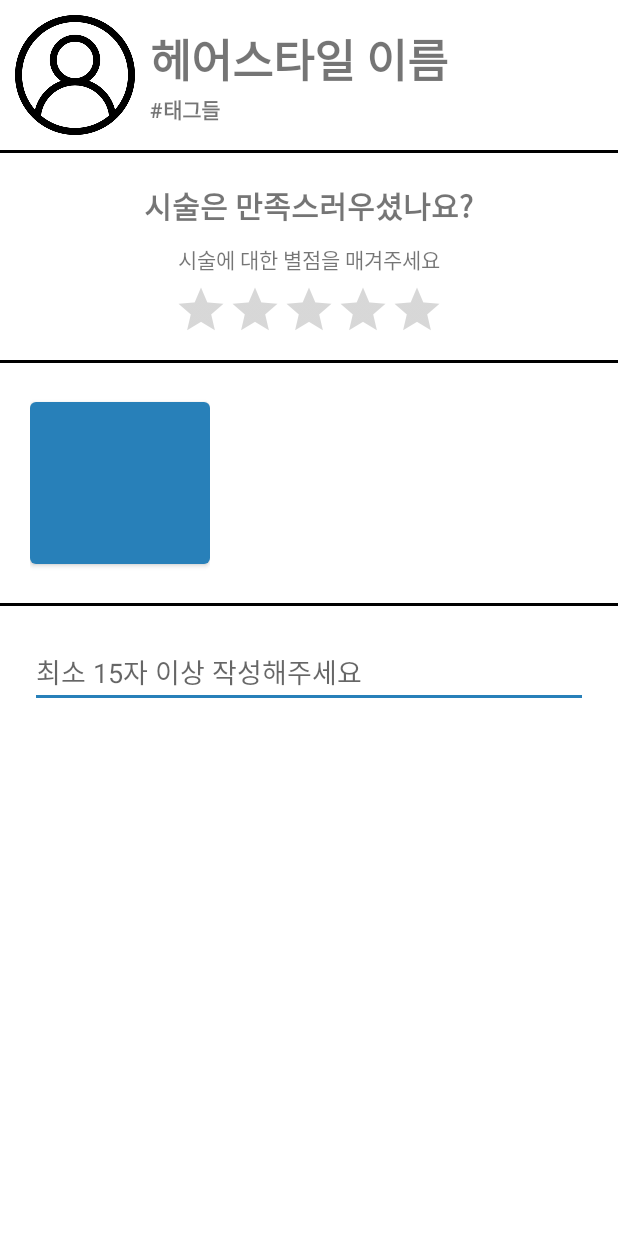
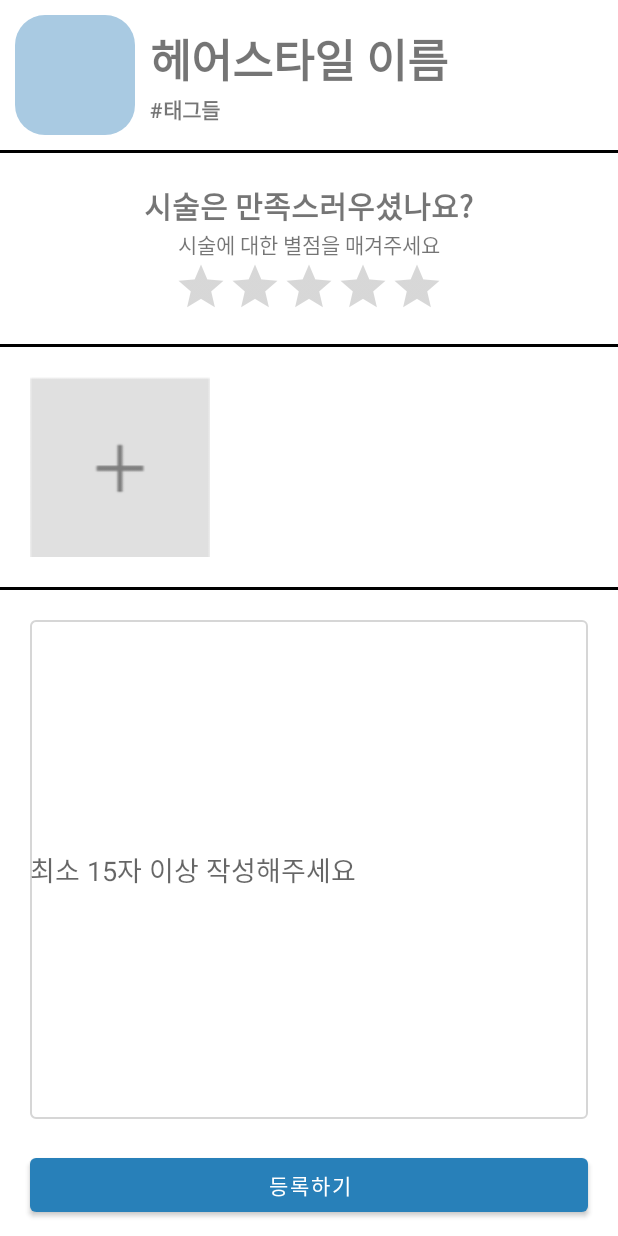
Before and after one commit to EunChanNam/We-Share-Wish-Hair, an Android app: the layout activity_write_review.xml on its own in the app's theme, with its tools: preview values and no code run, on a phone screen of 412 x 824 dp. Run offline under Robolectric (Android 15) with nearby library versions, the light colour scheme and no system bars.

Commit message:
review 3

```diff
--- a/build.gradle
+++ b/app/src/main/res/drawable/border_write_review_content.xml
@@ -1,5 +1,8 @@
-// Top-level build file where you can add configuration options common to all sub-projects/modules.
-plugins {
-    id 'com.android.application' version '7.3.1' apply false
-    id 'com.android.library' version '7.3.1' apply false
-}
+<?xml version="1.0" encoding="utf-8"?>
+<shape xmlns:android="http://schemas.android.com/apk/res/android"
+    android:shape="rectangle">
+    <corners android:radius="3dp" />
+    <stroke
+        android:color="@color/signBox_gray"
+        android:width="1dp" />
+</shape>
--- a/app/src/main/res/layout/activity_write_review.xml
+++ b/app/src/main/res/layout/activity_write_review.xml
@@ -11,14 +11,15 @@
         android:layout_width="match_parent"
         android:layout_height="wrap_content"
         android:padding="10dp">
+<!--        ImageView.setClipToOutline(true) -->
         <ImageView
             android:id="@+id/hairStyleImage"
             android:layout_width="80dp"
             android:layout_height="80dp"
             android:layout_marginEnd="10dp"
             android:scaleType="fitCenter"
-            android:src="@drawable/user_sample"
             android:background="@drawable/border_hair_imageview_round"
+            android:backgroundTint="@color/unselect_blue"
             tools:ignore="ContentDescription" />
         <LinearLayout
             android:layout_width="wrap_content"
@@ -53,13 +54,12 @@
     <LinearLayout
         android:layout_width="match_parent"
         android:layout_height="wrap_content"
-        android:padding="10dp"
+        android:padding="20dp"
         android:orientation="vertical"
         android:gravity="center">
         <TextView
             android:layout_width="wrap_content"
             android:layout_height="wrap_content"
-            android:layout_margin="10dp"
             android:text="@string/write_review_message_1"
             android:textSize="20sp"
             android:textStyle="bold"/>
@@ -67,12 +67,10 @@
             android:layout_width="wrap_content"
             android:layout_height="wrap_content"
             android:text="@string/write_review_massage_2" />
-
         <RatingBar
             android:id="@+id/write_review_ratingBar"
             android:layout_width="wrap_content"
             android:layout_height="wrap_content"
-            android:layout_margin="5dp"
             style="@style/Widget.AppCompat.RatingBar.Indicator"/>
     </LinearLayout>
 <!--    <hr> -->
@@ -83,11 +81,15 @@
 <!--    image -->
     <LinearLayout
         android:layout_width="wrap_content"
-        android:layout_height="wrap_content"
+        android:layout_height="120dp"
         android:layout_margin="20dp">
-        <Button
+        <androidx.appcompat.widget.AppCompatButton
+            android:id="@+id/write_review_addPicture"
             android:layout_width="120dp"
-            android:layout_height="120dp" />
+            android:layout_height="match_parent"
+            android:background="@drawable/write_review_plus" />
+
+
 
     </LinearLayout>
 
@@ -99,8 +101,20 @@
 
 <!--    content -->
     <EditText
+        android:layout_weight="1"
+        android:layout_width="match_parent"
+        android:layout_height="0dp"
+        android:layout_margin="20dp"
+        android:background="@drawable/border_write_review_content"
+        android:hint="@string/write_review_massage_3" />
+
+<!--    submit -->
+    <Button
         android:layout_width="match_parent"
         android:layout_height="wrap_content"
-        android:layout_margin="20dp"
-        android:hint="최소 15자 이상 작성해주세요"/>
+        android:layout_marginStart="20dp"
+        android:layout_marginEnd="20dp"
+        android:layout_marginBottom="10dp"
+        android:layout_gravity="bottom"
+        android:text="@string/write_review_submit" />
 </LinearLayout>
--- a/app/src/main/res/values/strings.xml
+++ b/app/src/main/res/values/strings.xml
@@ -23,6 +23,9 @@
     <string name="register_term_3">[필수] 개인정보 수집 및 이용 동의</string>
     <string name="register_term_4">[필수] 개인정보 제공 동의</string>
     <string name="register_button_submit">동의하고 가입하기</string>
+    <!--    write review -->
     <string name="write_review_message_1">시술은 만족스러우셨나요?</string>
     <string name="write_review_massage_2">시술에 대한 별점을 매겨주세요</string>
+    <string name="write_review_massage_3">최소 15자 이상 작성해주세요</string>
+    <string name="write_review_submit">등록하기</string>
 </resources>
```
Also changed, not shown: app/src/main/res/drawable-v24/write_review_plus.png (added).
